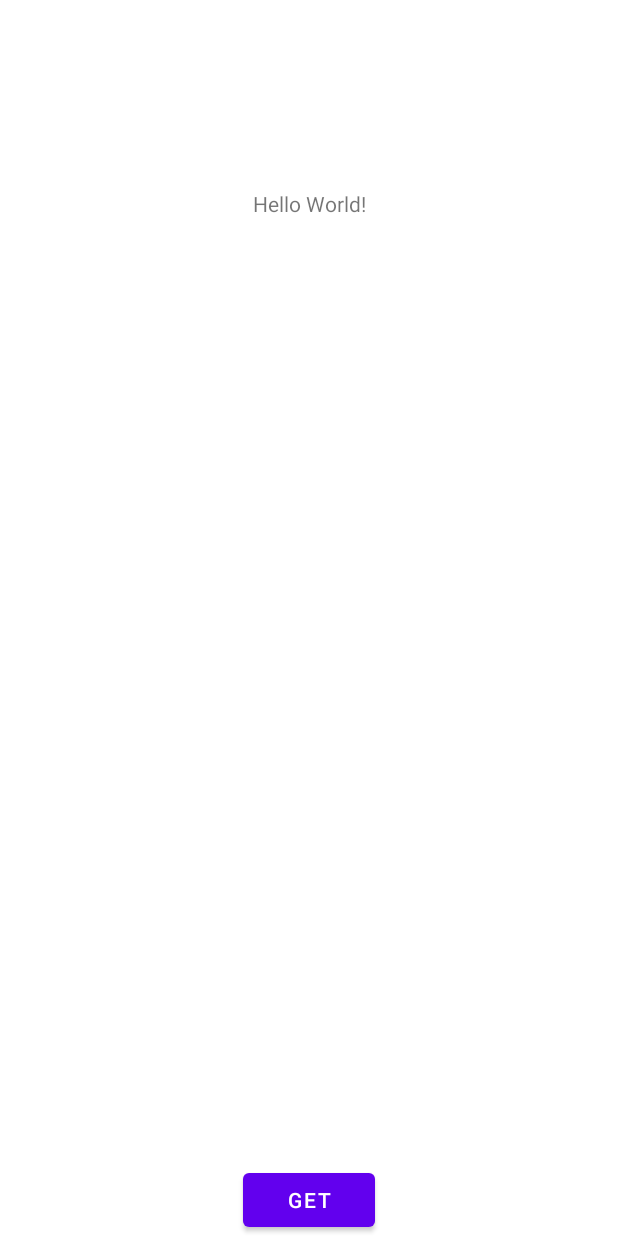
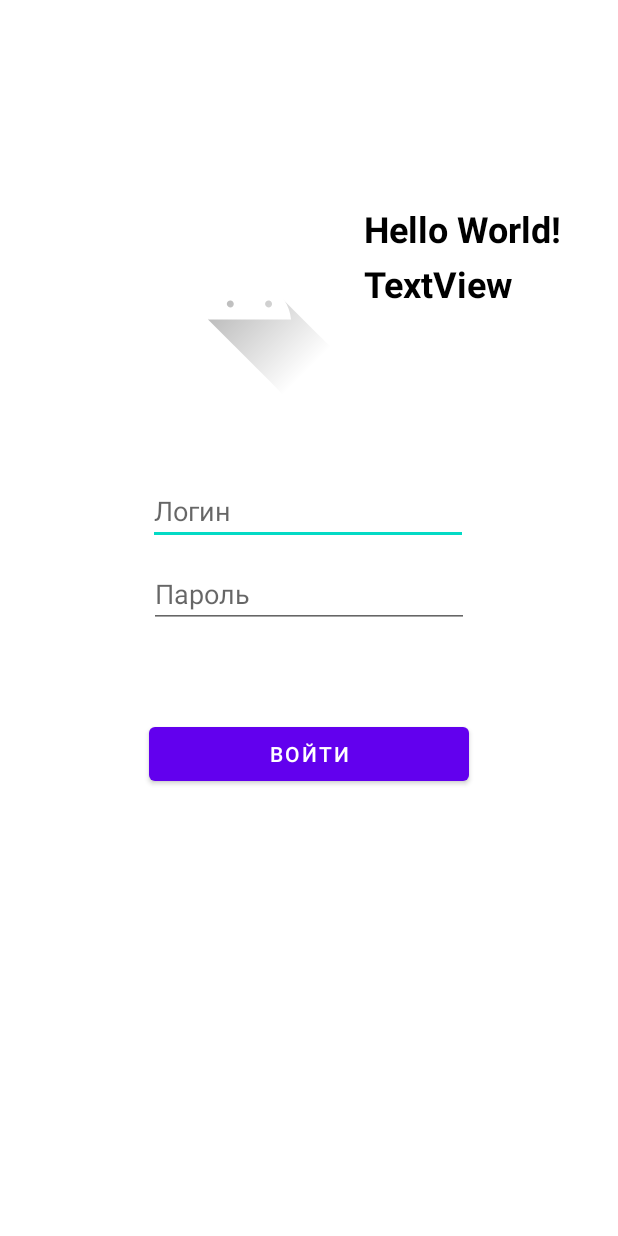
Before and after one commit to Refug1/Retrofit, an Android app: the layout activity_main.xml on its own in the app's theme, with its tools: preview values and no code run, on a phone screen of 412 x 824 dp. Run offline under Robolectric (Android 15) with nearby library versions, the phone set to English and light mode, and no system bars.

Commit message:
Lession3

```diff
--- a/app/build.gradle
+++ b/app/build.gradle
@@ -30,6 +30,10 @@ android {
     kotlinOptions {
         jvmTarget = '1.8'
     }
+
+    buildFeatures{
+        viewBinding true
+    }
 }
 
 dependencies {
@@ -39,6 +43,8 @@ dependencies {
     implementation 'com.squareup.okhttp3:logging-interceptor:4.7.2'
     implementation 'com.squareup.okhttp3:okhttp:4.7.2'
 
+    implementation 'com.squareup.picasso:picasso:2.8'
+
     implementation 'androidx.core:core-ktx:1.7.0'
     implementation 'androidx.appcompat:appcompat:1.6.1'
     implementation 'com.google.android.material:material:1.8.0'
--- /dev/null
+++ b/app/src/main/java/com/example/retrofit/retrofit/AuthRequest.kt
@@ -0,0 +1,6 @@
+package com.example.retrofit.retrofit
+
+data class AuthRequest(
+    val username: String,
+    val password: String
+)
--- a/app/src/main/res/layout/activity_main.xml
+++ b/app/src/main/res/layout/activity_main.xml
@@ -7,23 +7,79 @@
     tools:context=".MainActivity">
 
     <TextView
-        android:id="@+id/tv"
+        android:id="@+id/firstName"
         android:layout_width="wrap_content"
         android:layout_height="wrap_content"
         android:text="Hello World!"
-        app:layout_constraintBottom_toBottomOf="parent"
+        android:textColor="#000000"
+        android:textSize="24sp"
+        android:textStyle="bold"
         app:layout_constraintEnd_toEndOf="parent"
-        app:layout_constraintStart_toStartOf="parent"
-        app:layout_constraintTop_toTopOf="parent"
-        app:layout_constraintVertical_bias="0.157" />
+        app:layout_constraintHorizontal_bias="0.229"
+        app:layout_constraintStart_toEndOf="@+id/iv"
+        app:layout_constraintTop_toTopOf="@+id/iv" />
 
     <Button
         android:id="@+id/button"
+        android:layout_width="0dp"
+        android:layout_height="wrap_content"
+        android:layout_marginTop="60dp"
+        android:text="Войти"
+        app:layout_constraintEnd_toEndOf="@+id/password"
+        app:layout_constraintHorizontal_bias="0.0"
+        app:layout_constraintStart_toStartOf="@+id/password"
+        app:layout_constraintTop_toBottomOf="@+id/password" />
+
+    <ImageView
+        android:id="@+id/iv"
+        android:layout_width="130dp"
+        android:layout_height="130dp"
+        android:layout_marginTop="136dp"
+        app:layout_constraintEnd_toEndOf="parent"
+        app:layout_constraintHorizontal_bias="0.359"
+        app:layout_constraintStart_toStartOf="parent"
+        app:layout_constraintTop_toTopOf="parent"
+        app:srcCompat="@drawable/ic_launcher_foreground" />
+
+    <TextView
+        android:id="@+id/lastName"
         android:layout_width="wrap_content"
         android:layout_height="wrap_content"
-        android:text="Get"
-        app:layout_constraintBottom_toBottomOf="parent"
+        android:layout_marginTop="4dp"
+        android:text="TextView"
+        android:textColor="#000000"
+        android:textSize="24sp"
+        android:textStyle="bold"
         app:layout_constraintEnd_toEndOf="parent"
-        app:layout_constraintStart_toStartOf="parent" />
+        app:layout_constraintHorizontal_bias="0.0"
+        app:layout_constraintStart_toStartOf="@+id/firstName"
+        app:layout_constraintTop_toBottomOf="@+id/firstName" />
+
+    <EditText
+        android:id="@+id/usarename"
+        android:layout_width="wrap_content"
+        android:layout_height="wrap_content"
+        android:layout_marginTop="52dp"
+        android:ems="10"
+        android:hint="Логин"
+        android:inputType="textPersonName"
+        app:layout_constraintEnd_toEndOf="parent"
+        app:layout_constraintHorizontal_bias="0.497"
+        app:layout_constraintStart_toStartOf="parent"
+        app:layout_constraintTop_toBottomOf="@+id/iv"
+        tools:ignore="TouchTargetSizeCheck" />
+
+    <EditText
+        android:id="@+id/password"
+        android:layout_width="wrap_content"
+        android:layout_height="wrap_content"
+        android:layout_marginTop="10dp"
+        android:ems="10"
+        android:hint="Пароль"
+        android:inputType="textPassword"
+        app:layout_constraintEnd_toEndOf="parent"
+        app:layout_constraintStart_toStartOf="parent"
+        app:layout_constraintTop_toBottomOf="@+id/usarename"
+        tools:ignore="TouchTargetSizeCheck" />
 
 </androidx.constraintlayout.widget.ConstraintLayout>
```
Also changed, not shown: app/src/main/java/com/example/retrofit/MainActivity.kt (+21 -10 lines), app/src/main/java/com/example/retrofit/retrofit/MainApi.kt (renamed from app/src/main/java/com/example/retrofit/retrofit/productApi.kt, +6 -1 lines), app/src/main/java/com/example/retrofit/retrofit/User.kt (added, +12 -0 lines).
